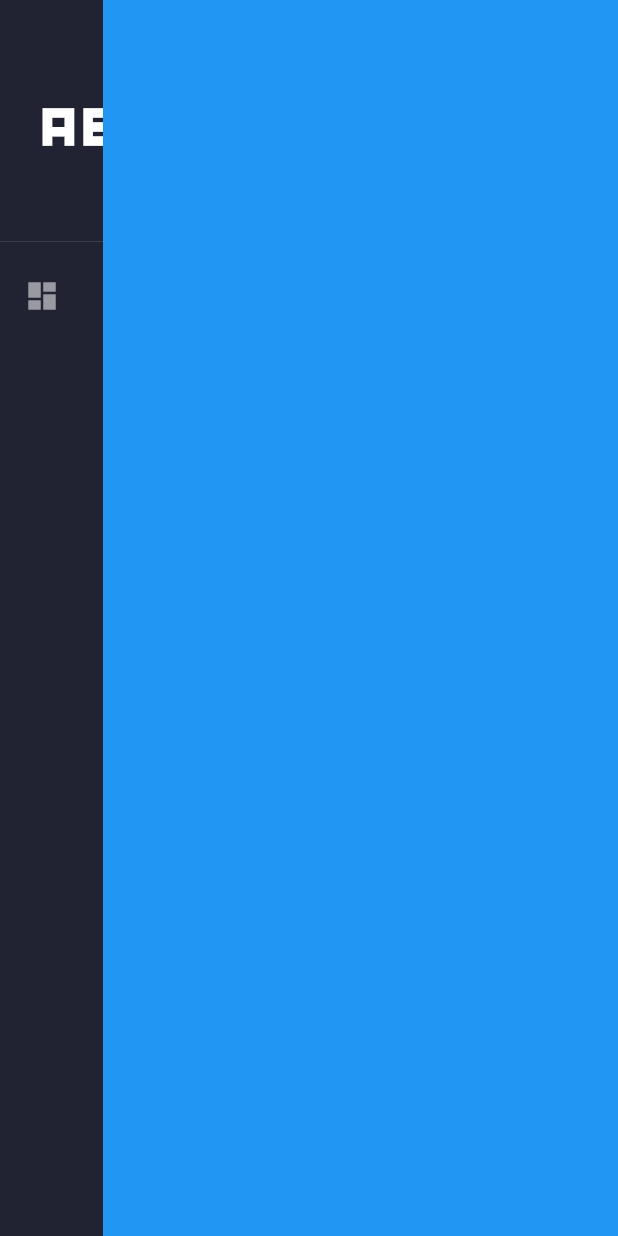
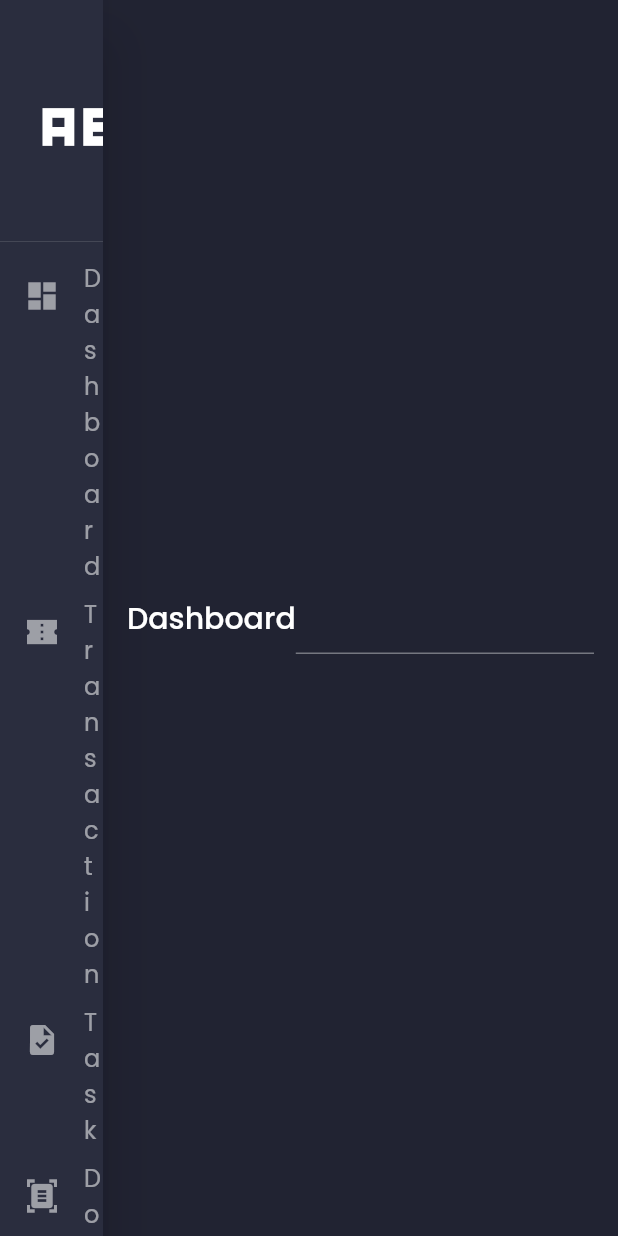
Before and after one commit to calegariluisfernando/monitoralogsguiflutter, a Flutter app: the HomeScreen screen opened directly, on a phone screen of 412 x 824 dp. Run offline on Flutter 3.47's test engine with Material 2 defaults, Android fonts, the light colour scheme and no system bars; our stand-ins replace google_fonts.

Commit message:
Adicionando mais telas ao projeto

```diff
--- a/lib/main.dart
+++ b/lib/main.dart
@@ -17,7 +17,8 @@ class MyApp extends StatelessWidget {
           textTheme: GoogleFonts.poppinsTextTheme(Theme.of(context).textTheme)
               .apply(bodyColor: Colors.white),
           canvasColor: secondaryColor),
-      home: LoginScreen(),
+      // home: LoginScreen(),
+      home: HomeScreen(),
     );
   }
 }
--- /dev/null
+++ b/lib/screens/components/side_menu.dart
@@ -0,0 +1,110 @@
+import 'package:flutter/material.dart';
+
+class SideMenu extends StatelessWidget {
+  const SideMenu({Key? key}) : super(key: key);
+
+  @override
+  Widget build(BuildContext context) {
+    return Drawer(
+      child: SingleChildScrollView(
+        // it enabled scrolling
+        child: Column(
+          children: [
+            DrawerHeader(
+              child: Icon(
+                Icons.abc_sharp,
+                size: 100,
+              ),
+            ),
+            DrawerListTitle(
+                title: 'Dashboard',
+                icon: Icon(
+                  Icons.dashboard,
+                  color: Colors.white54,
+                ),
+                press: () {}),
+            DrawerListTitle(
+              title: 'Transaction',
+              icon: Icon(
+                Icons.confirmation_num_sharp,
+                color: Colors.white54,
+              ),
+              press: () {},
+            ),
+            DrawerListTitle(
+              title: 'Task',
+              icon: Icon(
+                Icons.task,
+                color: Colors.white54,
+              ),
+              press: () {},
+            ),
+            DrawerListTitle(
+              title: 'Documents',
+              icon: Icon(
+                Icons.document_scanner,
+                color: Colors.white54,
+              ),
+              press: () {},
+            ),
+            DrawerListTitle(
+              title: 'Store',
+              icon: Icon(
+                Icons.store,
+                color: Colors.white54,
+              ),
+              press: () {},
+            ),
+            DrawerListTitle(
+              title: 'Notification',
+              icon: Icon(
+                Icons.notifications,
+                color: Colors.white54,
+              ),
+              press: () {},
+            ),
+            DrawerListTitle(
+              title: 'Profile',
+              icon: Icon(
+                Icons.propane,
+                color: Colors.white54,
+              ),
+              press: () {},
+            ),
+            DrawerListTitle(
+              title: 'Settings',
+              icon: Icon(
+                Icons.settings,
+                color: Colors.white54,
+              ),
+              press: () {},
+            ),
+          ],
+        ),
+      ),
+    );
+  }
+}
+
+class DrawerListTitle extends StatelessWidget {
+  const DrawerListTitle(
+      {Key? key, required this.title, required this.icon, required this.press})
+      : super(key: key);
+
+  final String title;
+  final Widget icon;
+  final VoidCallback press;
+
+  @override
+  Widget build(BuildContext context) {
+    return ListTile(
+      onTap: press,
+      horizontalTitleGap: 0.0,
+      leading: icon,
+      title: Text(
+        title,
+        style: TextStyle(color: Colors.white54),
+      ),
+    );
+  }
+}
--- /dev/null
+++ b/lib/screens/dashboard/dashboard_screen.dart
@@ -0,0 +1,30 @@
+import 'package:flutter/material.dart';
+import 'package:monitoralogsguiflutter/constraints.dart';
+
+class DashboardScreen extends StatelessWidget {
+  const DashboardScreen({Key? key}) : super(key: key);
+
+  @override
+  Widget build(BuildContext context) {
+    return SafeArea(
+      child: SingleChildScrollView(
+        padding: EdgeInsets.all(defaultPadding),
+        child: Column(
+          children: [
+            Row(
+              children: [
+                Text(
+                  'Dashboard',
+                  style: Theme.of(context).textTheme.headline6,
+                ),
+                Expanded(
+                  child: TextField(),
+                ),
+              ],
+            )
+          ],
+        ),
+      ),
+    );
+  }
+}
--- a/lib/screens/home/home_screen.dart
+++ b/lib/screens/home/home_screen.dart
@@ -1,4 +1,7 @@
 import 'package:flutter/material.dart';
+import 'package:monitoralogsguiflutter/screens/dashboard/dashboard_screen.dart';
+
+import '../components/side_menu.dart';
 
 class HomeScreen extends StatelessWidget {
   const HomeScreen({Key? key}) : super(key: key);
@@ -10,33 +13,13 @@ class HomeScreen extends StatelessWidget {
         child: Row(
           children: [
             Expanded(
-              child: Column(
-                children: [
-                  DrawerHeader(
-                    child: Icon(
-                      Icons.abc_sharp,
-                      size: 100,
-                    ),
-                  ),
-                  ListTile(
-                    onTap: () {},
-                    leading: Icon(
-                      Icons.dashboard,
-                      color: Colors.white54
-                    ),
-                    title: Text(
-                      'Dashboard',
-                      style: TextStyle(color: Colors.white54),
-                    ),
-                  )
-                ],
-              ),
+              // default flex = 1
+              // and it takes 1/6 part of the screen
+              child: SideMenu(),
             ),
             Expanded(
               flex: 5,
-              child: Container(
-                color: Colors.blue,
-              ),
+              child: DashboardScreen(),
             ),
           ],
         ),
```
